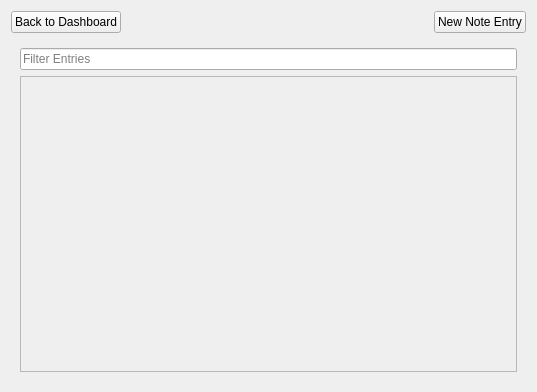
Above: notes/notesmanager.ui from keshavbhatt/mylocker before the change. Below: the same form after it.
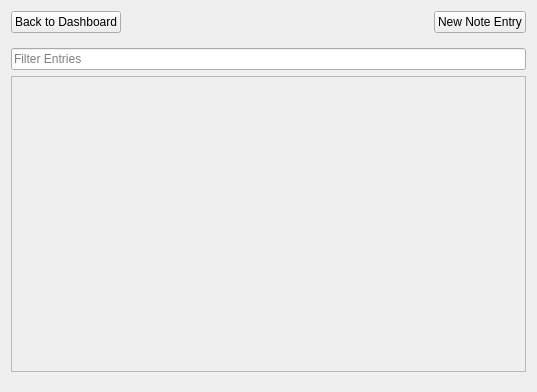
That is the form after the change.

Commit message: chore(layout): improve layout of widgets in dashboard

```diff
--- a/notes/notesmanager.ui
+++ b/notes/notesmanager.ui
@@ -52,6 +52,12 @@
      </property>
      <widget class="QWidget" name="notesPage">
       <layout class="QVBoxLayout" name="verticalLayout_3">
+       <property name="leftMargin">
+        <number>0</number>
+       </property>
+       <property name="rightMargin">
+        <number>0</number>
+       </property>
        <item>
         <widget class="QLineEdit" name="filterEntriesInput">
          <property name="placeholderText">
@@ -72,7 +78,7 @@
            <rect>
             <x>0</x>
             <y>0</y>
-            <width>499</width>
+            <width>517</width>
             <height>288</height>
            </rect>
           </property>
```
The commit also changes 2 other files.
